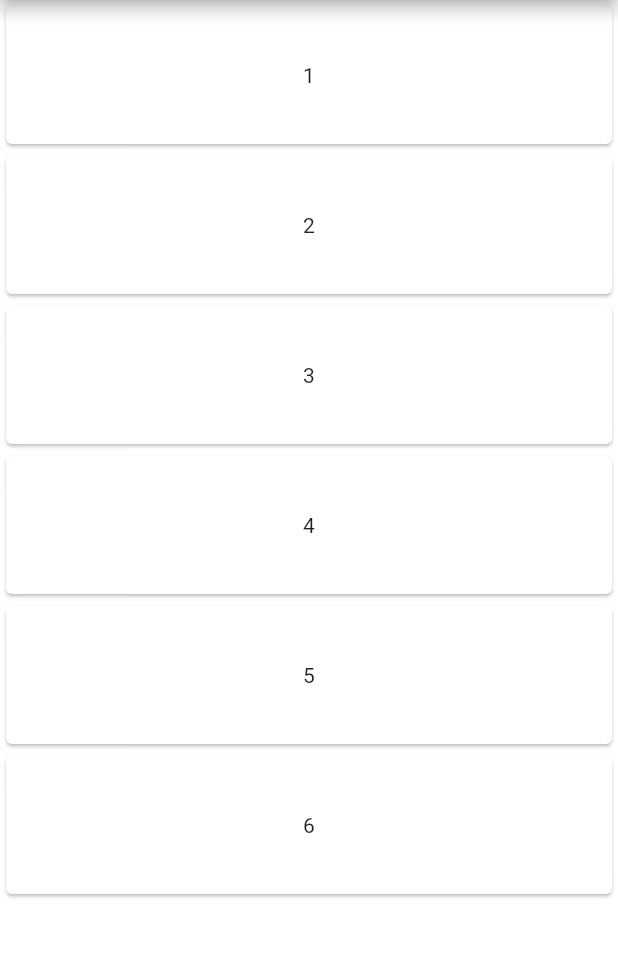
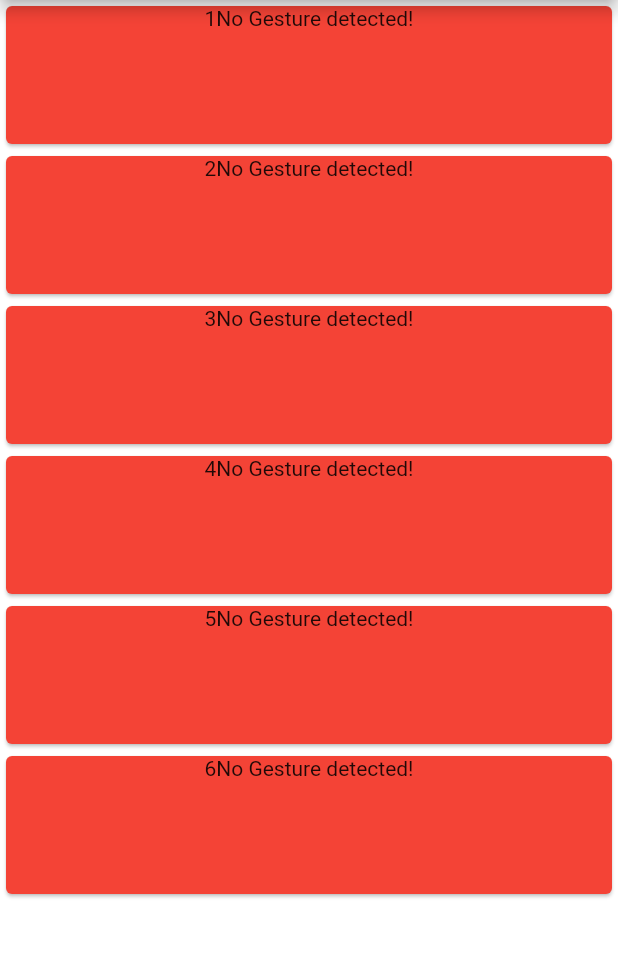
Before and after one commit to BeckHandsome/myApp, a Flutter app: the MessagePage screen opened directly, on a phone screen of 412 x 824 dp, the part 84-1042 px from its top. Run offline on Flutter 3.47's test engine with Material 2 defaults, Android fonts, the phone set to English and light mode, and no system bars; drawn by our look-alikes of flutter_slidable, pull_to_refresh; our stand-ins replace cached_network_image, chewie, dio, fluro, flutter_swiper, fluttertoast and 4 more; missing offline and left inert: amap_location; accounts and stored records are empty; network calls fail; statements that could not run were skipped.

Commit message:
添加缓存页面，侧滑功能

```diff
--- a/lib/page/home/home.dart
+++ b/lib/page/home/home.dart
@@ -15,7 +15,7 @@ class _HomeState extends State<Home> {
   @override
   Widget build(BuildContext context) {
     return Scaffold(
-      body: barPage[_currentIndex],
+      body: IndexedStack(index: _currentIndex, children: barPage),
       bottomNavigationBar: BottomNavigationBar(
         currentIndex: _currentIndex,
         onTap: (int index) {
--- a/lib/page/message/message_page.dart
+++ b/lib/page/message/message_page.dart
@@ -4,6 +4,7 @@ import 'package:flutter/cupertino.dart';
 import 'package:flutter/material.dart';
 import 'package:my_app/widgets/widget_refresh.dart';
 import 'package:pull_to_refresh/pull_to_refresh.dart';
+import 'package:flutter_slidable/flutter_slidable.dart';
 
 class MessagePage extends StatefulWidget {
   MessagePage({Key key}) : super(key: key);
@@ -12,12 +13,16 @@ class MessagePage extends StatefulWidget {
 
 class _MessagePageState extends State<MessagePage>
     with AutomaticKeepAliveClientMixin {
-  @override
-  bool get wantKeepAlive => true;
-
   List<String> items = ["1", "2", "3", "4", "5", "6"];
   RefreshController _refreshController =
       RefreshController(initialRefresh: false);
+  @override
+  bool get wantKeepAlive => true;
+  @override
+  void initState() {
+    // TODO: implement initState
+    super.initState();
+  }
 
   void _onRefresh() async {
     // monitor network fetch
@@ -41,6 +46,7 @@ class _MessagePageState extends State<MessagePage>
 
   @override
   Widget build(BuildContext context) {
+    super.build(context);
     // TODO: implement build
     return Scaffold(
       appBar: AppBar(
@@ -61,7 +67,9 @@ class _MessagePageState extends State<MessagePage>
           onRefresh: _onRefresh,
           onLoading: _onLoading,
           child: ListView.builder(
-            itemBuilder: (c, i) => Card(child: Center(child: Text(items[i]))),
+            itemBuilder: (c, i) => CardList(
+              text: items[i],
+            ),
             itemExtent: 100.0,
             itemCount: items.length,
           ),
@@ -70,3 +78,85 @@ class _MessagePageState extends State<MessagePage>
     );
   }
 }
+
+class CardList extends StatefulWidget {
+  final String text;
+  CardList({Key key, this.text}) : super(key: key);
+  _CardListState createState() => _CardListState();
+}
+
+class _CardListState extends State<CardList> {
+  String _text;
+  String _operation = "No Gesture detected!"; //保存事件名
+  @override
+  void initState() {
+    // TODO: implement initState
+    super.initState();
+    _text = widget.text;
+  }
+
+  void updateText(String text) {
+    //更新显示的事件名
+    setState(() {
+      _operation = text;
+    });
+  }
+
+  @override
+  Widget build(BuildContext context) {
+    // TODO: implement build
+    return Card(
+      color: Colors.red,
+      child: Slidable(
+        actionPane: SlidableScrollActionPane(), //滑出选项的面板 动画
+        // actionExtentRatio: 0.25,
+        child: Container(
+          width: double.infinity,
+          height: double.infinity,
+          child: GestureDetector(
+            behavior: HitTestBehavior.opaque,
+            onTap: () => updateText("Tap"), //点击
+            onDoubleTap: () => updateText("DoubleTap"), //双击
+            onLongPress: () => updateText("LongPress"), //长按
+            child: Column(
+              children: [
+                Text('$_text$_operation'),
+              ],
+            ),
+          ),
+        ),
+        actions: <Widget>[
+          //左侧按钮列表
+          IconSlideAction(
+            caption: 'Archive',
+            color: Colors.blue,
+            icon: Icons.archive,
+            onTap: () {},
+          ),
+          IconSlideAction(
+            caption: 'Share',
+            color: Colors.indigo,
+            icon: Icons.share,
+            onTap: () {},
+          ),
+        ],
+        secondaryActions: <Widget>[
+          //右侧按钮列表
+          IconSlideAction(
+            caption: 'More',
+            color: Colors.black45,
+            icon: Icons.more_horiz,
+            onTap: () {},
+          ),
+          IconSlideAction(
+            caption: 'Delete',
+            color: Colors.red,
+            icon: Icons.delete,
+            closeOnTap: false,
+            onTap: () {},
+          ),
+        ],
+      ),
+    );
+  }
+}
--- a/lib/page/news/news_page.dart
+++ b/lib/page/news/news_page.dart
@@ -96,6 +96,7 @@ class NewList extends StatefulWidget {
  * AutomaticKeepAliveClientMixin缓存页面
  *  @override
  * bool get wantKeepAlive => true;
+ * build方法中调用super.build(context);
  */
 class _NewListState extends State<NewList> with AutomaticKeepAliveClientMixin {
   List _dataList = [];
--- a/pubspec.yaml
+++ b/pubspec.yaml
@@ -54,6 +54,8 @@ dependencies:
   # 视频播放器
   video_player: ^0.10.1+6
   chewie: ^0.9.8+1
+  # 侧滑
+  flutter_slidable: ^0.5.7
 
 dev_dependencies:
   flutter_test:
```
Also changed, not shown: lib/page/home/home_page.dart (+114 -73 lines), lib/page/picture/picture_page.dart (+7 -2 lines), pubspec.lock, 1 other file.
